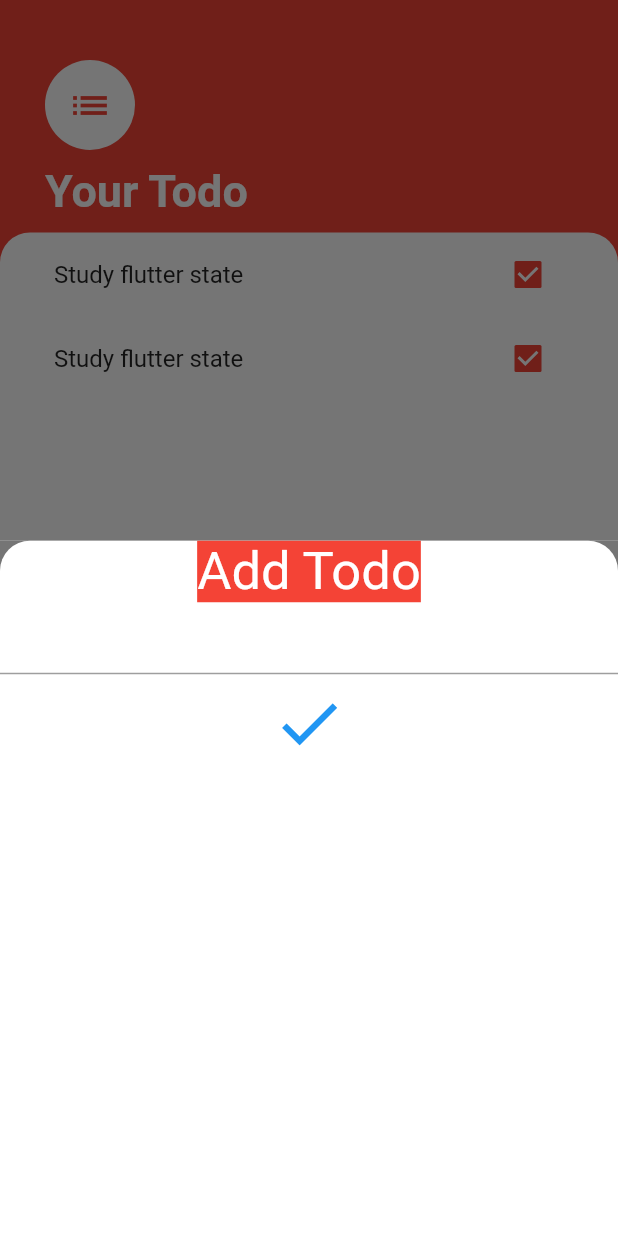
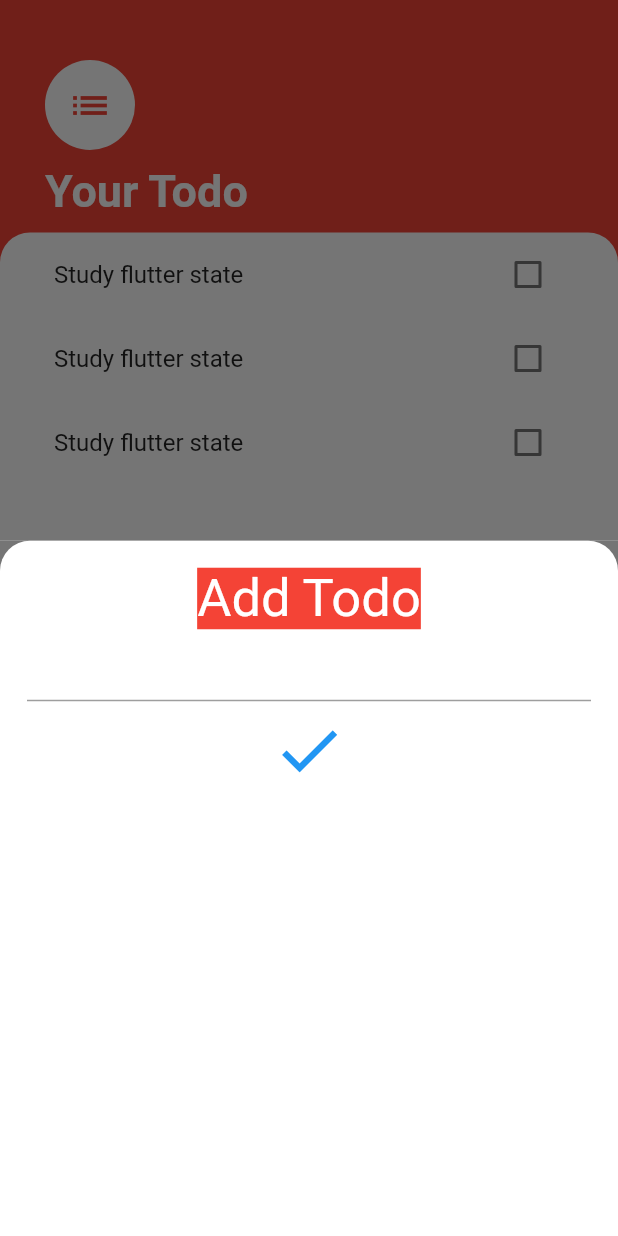
Before and after one commit to Anand4756/TodoApp-flutter-, a Flutter app: the screen it shows after launch, after a tap on the "add" icon, on a phone screen of 412 x 824 dp. Run offline on Flutter 3.47's test engine with Material 2 defaults, Android fonts, the phone set to English and light mode, and no system bars.

Commit message:
state up using callbacks

```diff
--- a/lib/Screens/add_todo.dart
+++ b/lib/Screens/add_todo.dart
@@ -12,6 +12,8 @@ class AddTodo extends StatelessWidget {
               topLeft: Radius.circular(20),
               topRight: Radius.circular(20),
             )),
+        child: Padding(
+          padding: const EdgeInsets.all(18.0),
           child: Column(
             children: [
               Text(
@@ -32,6 +34,7 @@ class AddTodo extends StatelessWidget {
             ],
           ),
         ),
+      ),
     );
   }
 }
--- a/lib/Widgets/task_tile.dart
+++ b/lib/Widgets/task_tile.dart
@@ -1,15 +1,45 @@
 import 'package:flutter/material.dart';
 
-class TaskTile extends StatelessWidget {
+class TaskTile extends StatefulWidget {
+  @override
+  _TaskTileState createState() => _TaskTileState();
+}
+
+class _TaskTileState extends State<TaskTile> {
+  bool ischecked = false;
+  void checkboxCallback(bool checkboxstate) {
+    setState(() {
+      ischecked = checkboxstate;
+    });
+  }
+
   @override
   Widget build(BuildContext context) {
     return ListTile(
-      title: Text('Study flutter state'),
-      trailing: Checkbox(
-        onChanged: (bool? value) {},
-        value: true,
-        activeColor: Colors.red,
+      title: Text(
+        'Study flutter state',
+        style: TextStyle(
+            decoration: ischecked ? TextDecoration.lineThrough : null),
       ),
+      trailing: TaskCheckbox(ischecked, checkboxCallback),
     );
   }
 }
+
+class TaskCheckbox extends StatelessWidget {
+  final bool checkboxstates;
+  final Function togglecheckboxstate;
+  TaskCheckbox(this.checkboxstates, this.togglecheckboxstate);
+
+  @override
+  Widget build(BuildContext context) {
+    print(checkboxstates);
+    return Checkbox(
+      value: checkboxstates,
+      onChanged: (newval) {
+        togglecheckboxstate(newval);
+      },
+      activeColor: Colors.red,
+    );
+  }
+}
--- a/lib/Widgets/tasks_list.dart
+++ b/lib/Widgets/tasks_list.dart
@@ -5,7 +5,7 @@ class TasksList extends StatelessWidget {
   @override
   Widget build(BuildContext context) {
     return ListView(
-      children: [TaskTile(), TaskTile()],
+      children: [TaskTile(), TaskTile(), TaskTile()],
     );
   }
 }
```
Lines whose indentation alone changed are shown as unchanged.
